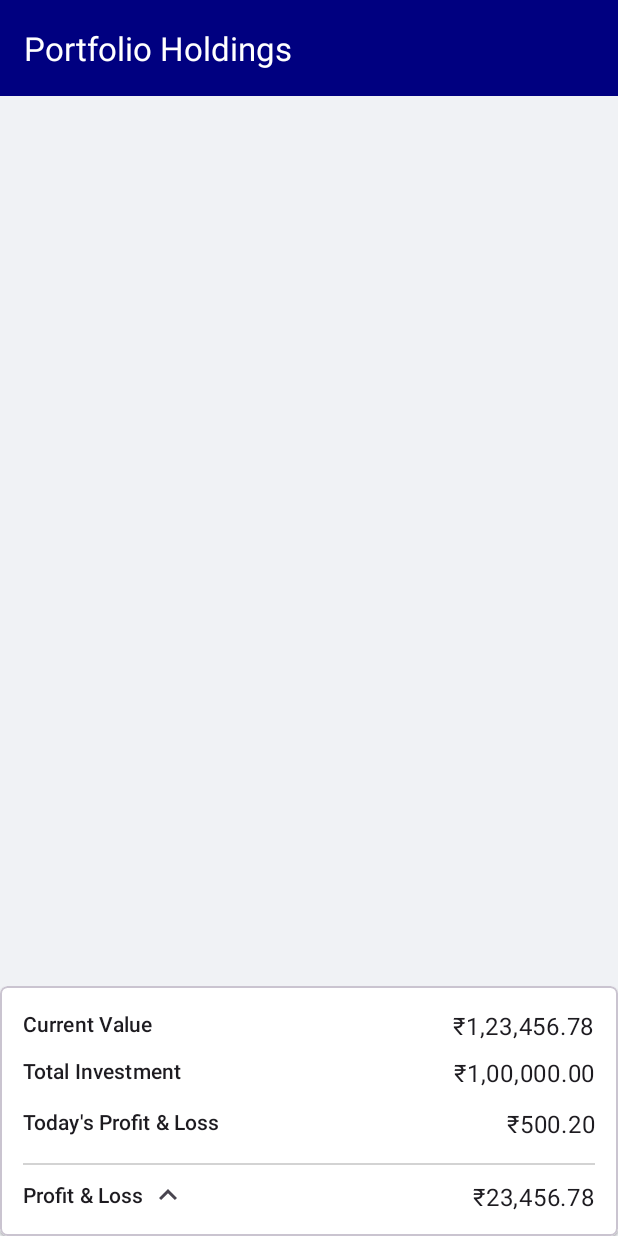
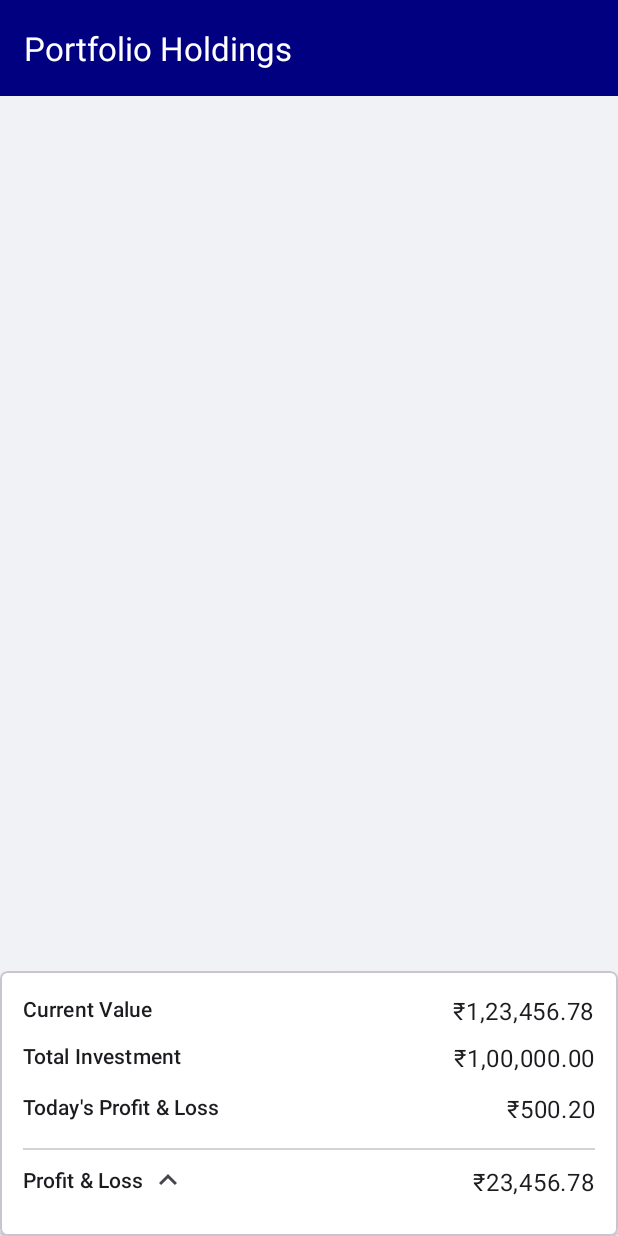
Before and after one commit to pingatkaran/Karan-Mahboobani-Task, an Android app: the layout activity_main.xml on its own in the app's theme, with its tools: preview values and no code run, on a phone screen of 412 x 824 dp. Run offline under Robolectric (Android 15) with nearby library versions, the phone set to English and light mode, and no system bars.

Commit message:
added screenshots and made statusbar color match with toolbar

```diff
--- a/presentation/src/main/res/layout/activity_main.xml
+++ b/presentation/src/main/res/layout/activity_main.xml
@@ -54,6 +54,7 @@
             android:id="@+id/summaryContainer"
             android:layout_width="match_parent"
             android:layout_height="wrap_content"
+            android:layout_marginBottom="10dp"
             android:padding="15dp">
 
             <TextView
--- a/presentation/src/main/res/values/themes.xml
+++ b/presentation/src/main/res/values/themes.xml
@@ -2,12 +2,12 @@
 <resources xmlns:tools="http://schemas.android.com/tools">
     <!-- Base application theme. -->
     <style name="Theme.StocksPortfolio" parent="Theme.Material3.DayNight.NoActionBar">
-        <!-- FIX: Set primary colors to Navy Blue -->
         <item name="colorPrimary">@color/navy_blue</item>
         <item name="colorPrimaryVariant">@color/navy_blue_dark</item>
         <item name="colorOnPrimary">@color/white</item>
 
-        <!-- FIX: Set status bar color -->
-        <item name="android:statusBarColor">?attr/colorPrimaryVariant</item>
+        <item name="android:statusBarColor">?attr/colorPrimary</item>
+
+        <item name="android:windowLightStatusBar" tools:targetApi="m">false</item>
     </style>
 </resources>
```
Also changed, not shown: presentation/src/main/java/com/app/presentation/ui/MainActivity.kt (+18 -5 lines), 2 other files.
